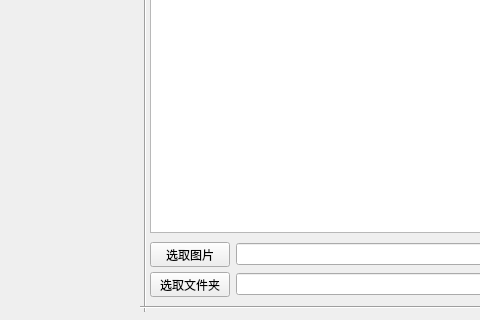
First picture: the form in designer_ui/test.ui, repository 0aibin0/python_pyqt5_learning, before the edit; both pictures show x 0 to 480 and y 268 to 588 of the 800 by 686 pixel window.
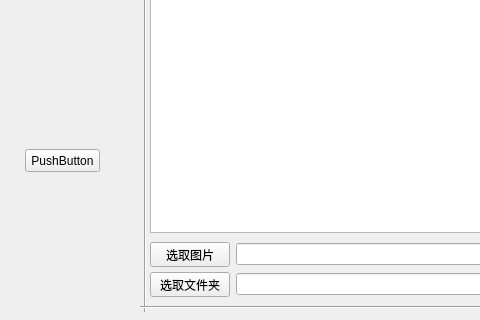
Second picture: the form after the edit.

Patch:
```diff
--- a/designer_ui/test.ui
+++ b/designer_ui/test.ui
@@ -103,6 +103,19 @@
      </item>
     </layout>
    </widget>
+   <widget class="QPushButton" name="pushButton_3">
+    <property name="geometry">
+     <rect>
+      <x>25</x>
+      <y>377</y>
+      <width>75</width>
+      <height>23</height>
+     </rect>
+    </property>
+    <property name="text">
+     <string>PushButton</string>
+    </property>
+   </widget>
    <widget class="QWidget" name="">
     <property name="geometry">
      <rect>
```
